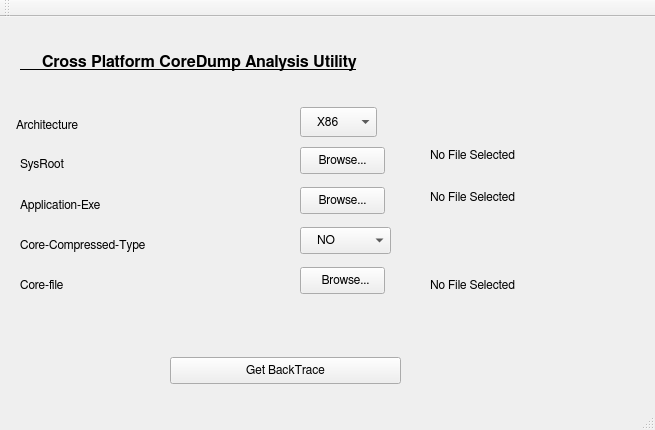
The window that coredumputilframe.ui (youyong123/XPlatformCoreDumpAnalyzer) describes before a commit, drawn with Qt 5.
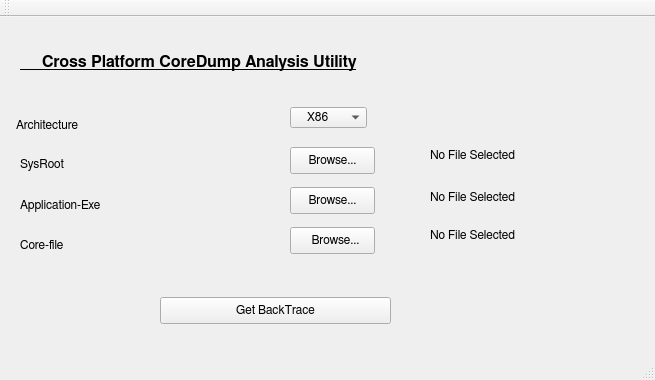
The same window after the commit. Icons and pictures are not drawn.

Commit message: Fixed GUI - compression Type Fix and Logo Fix attempt.

Patch:
```diff
--- a/coredumputilframe.ui
+++ b/coredumputilframe.ui
@@ -10,7 +10,7 @@
     <x>0</x>
     <y>0</y>
     <width>655</width>
-    <height>430</height>
+    <height>380</height>
    </rect>
   </property>
   <property name="maximumSize">
@@ -84,10 +84,10 @@
    <widget class="QComboBox" name="comboArchType">
     <property name="geometry">
      <rect>
-      <x>300</x>
+      <x>290</x>
       <y>90</y>
       <width>77</width>
-      <height>30</height>
+      <height>21</height>
      </rect>
     </property>
     <property name="focusPolicy">
@@ -123,7 +123,7 @@
    <widget class="QPushButton" name="bSysRootBrowse">
     <property name="geometry">
      <rect>
-      <x>300</x>
+      <x>290</x>
       <y>130</y>
       <width>85</width>
       <height>27</height>
@@ -154,7 +154,7 @@
      <rect>
       <x>20</x>
       <y>180</y>
-      <width>91</width>
+      <width>101</width>
       <height>16</height>
      </rect>
     </property>
@@ -165,7 +165,7 @@
    <widget class="QPushButton" name="bApplicationBrowser">
     <property name="geometry">
      <rect>
-      <x>300</x>
+      <x>290</x>
       <y>170</y>
       <width>85</width>
       <height>27</height>
@@ -183,7 +183,7 @@
      <rect>
       <x>430</x>
       <y>170</y>
-      <width>91</width>
+      <width>101</width>
       <height>20</height>
      </rect>
     </property>
@@ -191,47 +191,11 @@
      <string>No File Selected</string>
     </property>
    </widget>
-   <widget class="QLabel" name="lCoreFileCompressed">
-    <property name="geometry">
-     <rect>
-      <x>20</x>
-      <y>220</y>
-      <width>131</width>
-      <height>16</height>
-     </rect>
-    </property>
-    <property name="text">
-     <string>Core-Compressed-Type</string>
-    </property>
-   </widget>
-   <widget class="QComboBox" name="comboCompressedType">
-    <property name="geometry">
-     <rect>
-      <x>300</x>
-      <y>210</y>
-      <width>91</width>
-      <height>27</height>
-     </rect>
-    </property>
-    <property name="focusPolicy">
-     <enum>Qt::TabFocus</enum>
-    </property>
-    <item>
-     <property name="text">
-      <string>    NO</string>
-     </property>
-    </item>
-    <item>
-     <property name="text">
-      <string>    lzo</string>
-     </property>
-    </item>
-   </widget>
    <widget class="QLabel" name="lCoreFile">
     <property name="geometry">
      <rect>
       <x>20</x>
-      <y>260</y>
+      <y>220</y>
       <width>121</width>
       <height>16</height>
      </rect>
@@ -243,8 +207,8 @@
    <widget class="QPushButton" name="lCoreFileBrowser">
     <property name="geometry">
      <rect>
-      <x>300</x>
-      <y>250</y>
+      <x>290</x>
+      <y>210</y>
       <width>85</width>
       <height>27</height>
      </rect>
@@ -260,7 +224,7 @@
     <property name="geometry">
      <rect>
       <x>430</x>
-      <y>260</y>
+      <y>210</y>
       <width>101</width>
       <height>16</height>
      </rect>
@@ -272,8 +236,8 @@
    <widget class="QPushButton" name="bgetBackTrace">
     <property name="geometry">
      <rect>
-      <x>170</x>
-      <y>340</y>
+      <x>160</x>
+      <y>280</y>
       <width>231</width>
       <height>27</height>
      </rect>
```
Left out of the diff: 1 changed line with no effect on the pictures. The commit also changes 4 other files.
